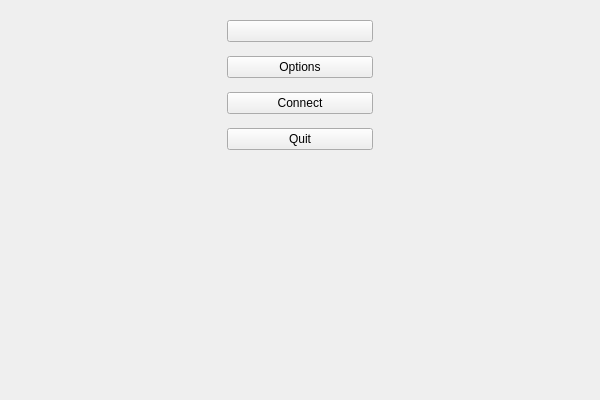
Qt form 025_WidgetKey/startmenu.ui (Sly321/Qt) before a commit.
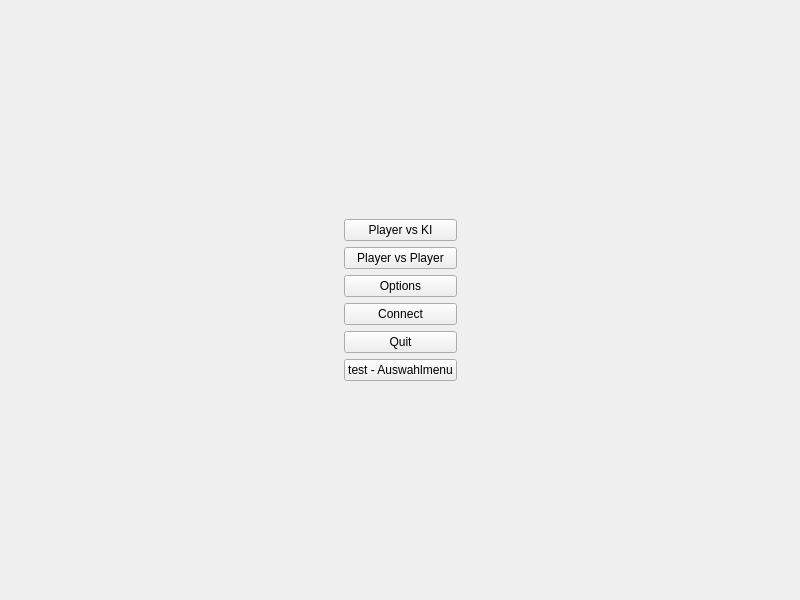
The same form after that commit. Icons and pictures are not drawn.

Patch:
```diff
--- a/025_WidgetKey/startmenu.ui
+++ b/025_WidgetKey/startmenu.ui
@@ -6,37 +6,40 @@
    <rect>
     <x>0</x>
     <y>0</y>
-    <width>600</width>
-    <height>400</height>
+    <width>800</width>
+    <height>600</height>
    </rect>
   </property>
   <property name="windowTitle">
    <string>Form</string>
   </property>
-  <widget class="QWidget" name="">
-   <property name="geometry">
-    <rect>
-     <x>227</x>
-     <y>12</y>
-     <width>146</width>
-     <height>148</height>
-    </rect>
-   </property>
+  <layout class="QGridLayout" name="gridLayout">
+   <item row="0" column="1">
+    <spacer name="verticalSpacer">
+     <property name="orientation">
+      <enum>Qt::Vertical</enum>
+     </property>
+     <property name="sizeHint" stdset="0">
+      <size>
+       <width>20</width>
+       <height>191</height>
+      </size>
+     </property>
+    </spacer>
+   </item>
+   <item row="1" column="1">
    <layout class="QVBoxLayout" name="verticalLayout">
     <item>
      <widget class="QPushButton" name="pushButton">
       <property name="text">
-       <string/>
-      </property>
-      <property name="icon">
-       <iconset resource="res.qrc">
-        <normaloff>:/images/icons/newgame.jpg</normaloff>:/images/icons/newgame.jpg</iconset>
-      </property>
-      <property name="iconSize">
-       <size>
-        <width>100</width>
-        <height>30</height>
-       </size>
+        <string>Player vs KI</string>
+       </property>
+      </widget>
+     </item>
+     <item>
+      <widget class="QPushButton" name="pushButton_5">
+       <property name="text">
+        <string>Player vs Player</string>
       </property>
      </widget>
     </item>
@@ -62,7 +65,54 @@
      </widget>
     </item>
    </layout>
-  </widget>
+   </item>
+   <item row="3" column="1">
+    <spacer name="verticalSpacer_2">
+     <property name="orientation">
+      <enum>Qt::Vertical</enum>
+     </property>
+     <property name="sizeHint" stdset="0">
+      <size>
+       <width>20</width>
+       <height>191</height>
+      </size>
+     </property>
+    </spacer>
+   </item>
+   <item row="1" column="2">
+    <spacer name="horizontalSpacer_2">
+     <property name="orientation">
+      <enum>Qt::Horizontal</enum>
+     </property>
+     <property name="sizeHint" stdset="0">
+      <size>
+       <width>305</width>
+       <height>20</height>
+      </size>
+     </property>
+    </spacer>
+   </item>
+   <item row="1" column="0">
+    <spacer name="horizontalSpacer">
+     <property name="orientation">
+      <enum>Qt::Horizontal</enum>
+     </property>
+     <property name="sizeHint" stdset="0">
+      <size>
+       <width>305</width>
+       <height>20</height>
+      </size>
+     </property>
+    </spacer>
+   </item>
+   <item row="2" column="1">
+    <widget class="QPushButton" name="pushButton_6">
+     <property name="text">
+      <string>test - Auswahlmenu</string>
+     </property>
+    </widget>
+   </item>
+  </layout>
  </widget>
  <resources>
   <include location="res.qrc"/>
```
Left out of the diff: 4 changed lines with no effect on the pictures. Lines whose indentation alone changed are shown as unchanged.
